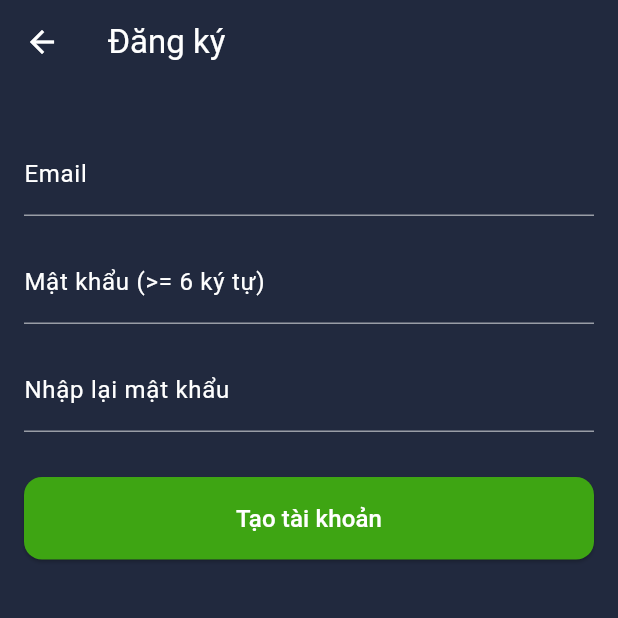
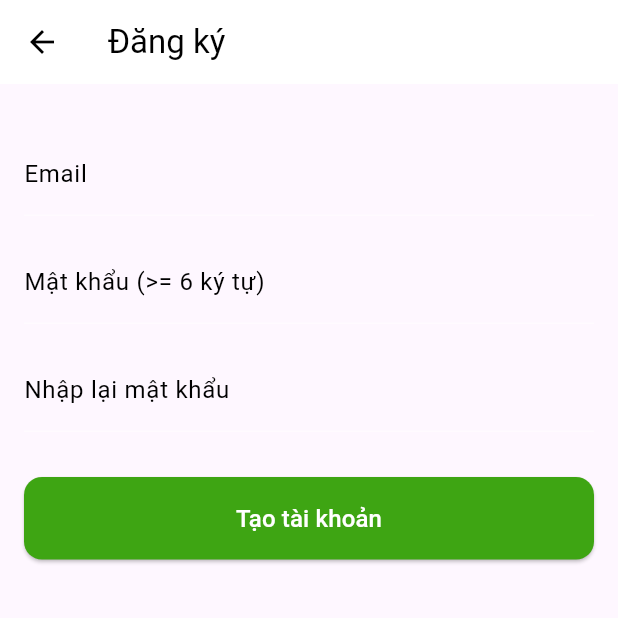
Before and after one commit to vinhvovet/app-music, a Flutter app: the screen it shows after launch, after a tap on "Chưa có tài khoản? Đăng ký", on a phone screen of 412 x 824 dp, the top half of it. Run offline on Flutter 3.47's test engine with Material 3 defaults, Android fonts, the phone set to English and light mode, and no system bars; our stand-ins replace audio_video_progress_bar, firebase_auth, firebase_core, just_audio, rxdart; accounts and stored records are empty.

```diff
--- a/lib/ui/auth_form/login_screen.dart
+++ b/lib/ui/auth_form/login_screen.dart
@@ -44,7 +44,7 @@ class _LoginScreenState extends State<LoginScreen> {
   @override
   Widget build(BuildContext context) {
     return Scaffold(
-      backgroundColor: Color(0xFF21293E),
+
       body: Center(
         child: SingleChildScrollView(
           padding: const EdgeInsets.symmetric(horizontal: 24),
@@ -52,14 +52,14 @@ class _LoginScreenState extends State<LoginScreen> {
             crossAxisAlignment: CrossAxisAlignment.center,
             children: [
               const SizedBox(height: 60),
-              const Icon(Icons.music_note, size: 80, color: Colors.white),
+              const Icon(Icons.music_note, size: 80, color: Colors.deepPurple),
               const SizedBox(height: 20),
               const Text(
-                'Music App',
+                'Để nghe nhạc',
                 style: TextStyle(
                   fontSize: 28,
                   fontWeight: FontWeight.bold,
-                  color: Colors.white,
+                  color: Colors.black,
                 ),
               ),
               const SizedBox(height: 32),
@@ -74,10 +74,10 @@ class _LoginScreenState extends State<LoginScreen> {
               TextField(
                 controller: _emailController,
                 keyboardType: TextInputType.emailAddress,
-                style: const TextStyle(color: Colors.white),
+                style: const TextStyle(color: Colors.black),
                 decoration: InputDecoration(
                   labelText: 'Email',
-                  labelStyle: const TextStyle(color: Colors.white70),
+                  labelStyle: const TextStyle(color: Colors.black),
                   filled: true,
                   fillColor: Colors.white12,
                   border: OutlineInputBorder(
@@ -89,10 +89,10 @@ class _LoginScreenState extends State<LoginScreen> {
               TextField(
                 controller: _passwordController,
                 obscureText: true,
-                style: const TextStyle(color: Colors.white),
+                style: const TextStyle(color: Colors.black),
                 decoration: InputDecoration(
                   labelText: 'Mật khẩu',
-                  labelStyle: const TextStyle(color: Colors.white70),
+                  labelStyle: const TextStyle(color: Colors.black),
                   filled: true,
                   fillColor: Colors.white12,
                   border: OutlineInputBorder(
@@ -130,7 +130,7 @@ class _LoginScreenState extends State<LoginScreen> {
                 },
                 child: const Text(
                   'Chưa có tài khoản? Đăng ký',
-                  style: TextStyle(color: Colors.white70),
+                  style: TextStyle(color: Colors.black),
                 ),
               ),
             ],
--- a/lib/ui/auth_form/register_screen.dart
+++ b/lib/ui/auth_form/register_screen.dart
@@ -53,11 +53,10 @@ class _RegisterScreenState extends State<RegisterScreen> {
   @override
   Widget build(BuildContext context) {
     return Scaffold(
-      backgroundColor: const Color(0xFF21293E),
       appBar: AppBar(
-        title: const Text('Đăng ký'),
-        backgroundColor: Colors.transparent,
-        foregroundColor: Colors.white,
+        title: const Text('Đăng ký',style: TextStyle(color: Colors.black),),
+        backgroundColor: Colors.white,
+        foregroundColor: Colors.black,
         elevation: 0,
       ),
       body: Padding(
@@ -73,15 +72,15 @@ class _RegisterScreenState extends State<RegisterScreen> {
             const SizedBox(height: 16),
             TextField(
               controller: _emailController,
-              style: const TextStyle(color: Colors.white),
+              style: const TextStyle(color: Colors.black),
               decoration: const InputDecoration(
                 labelText: 'Email',
-                labelStyle: TextStyle(color: Colors.white),
+                labelStyle: TextStyle(color: Colors.black),
                 enabledBorder: UnderlineInputBorder(
                   borderSide: BorderSide(color: Colors.white54),
                 ),
                 focusedBorder: UnderlineInputBorder(
-                  borderSide: BorderSide(color: Colors.white),
+                  borderSide: BorderSide(color: Colors.black),
                 ),
               ),
             ),
@@ -89,15 +88,15 @@ class _RegisterScreenState extends State<RegisterScreen> {
             TextField(
               controller: _passwordController,
               obscureText: true,
-              style: const TextStyle(color: Colors.white),
+              style: const TextStyle(color: Colors.black),
               decoration: const InputDecoration(
                 labelText: 'Mật khẩu (>= 6 ký tự)',
-                labelStyle: TextStyle(color: Colors.white),
+                labelStyle: TextStyle(color: Colors.black),
                 enabledBorder: UnderlineInputBorder(
                   borderSide: BorderSide(color: Colors.white54),
                 ),
                 focusedBorder: UnderlineInputBorder(
-                  borderSide: BorderSide(color: Colors.white),
+                  borderSide: BorderSide(color: Colors.black),
                 ),
               ),
             ),
@@ -105,15 +104,15 @@ class _RegisterScreenState extends State<RegisterScreen> {
             TextField(
               controller: _confirmPasswordController,
               obscureText: true,
-              style: const TextStyle(color: Colors.white),
+              style: const TextStyle(color: Colors.black),
               decoration: const InputDecoration(
                 labelText: 'Nhập lại mật khẩu',
-                labelStyle: TextStyle(color: Colors.white),
+                labelStyle: TextStyle(color: Colors.black),
                 enabledBorder: UnderlineInputBorder(
                   borderSide: BorderSide(color: Colors.white54),
                 ),
                 focusedBorder: UnderlineInputBorder(
-                  borderSide: BorderSide(color: Colors.white),
+                  borderSide: BorderSide(color: Colors.black),
                 ),
               ),
             ),
```
Also changed, not shown: lib/ui/discovery/discovery.dart (+70 -69 lines), lib/ui/home/home.dart (+7 -7 lines).
